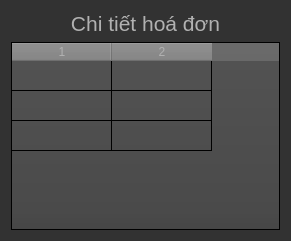
Old version of the form Gui/chitiethoadon.ui in the repository nmkha16/csdlnc1-10.
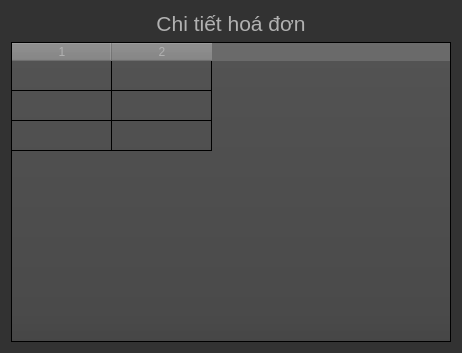
New version of the form.

Diff of the .ui file:
```diff
--- a/Gui/chitiethoadon.ui
+++ b/Gui/chitiethoadon.ui
@@ -6,8 +6,8 @@
    <rect>
     <x>0</x>
     <y>0</y>
-    <width>291</width>
-    <height>241</height>
+    <width>462</width>
+    <height>353</height>
    </rect>
   </property>
   <property name="windowTitle">
```
